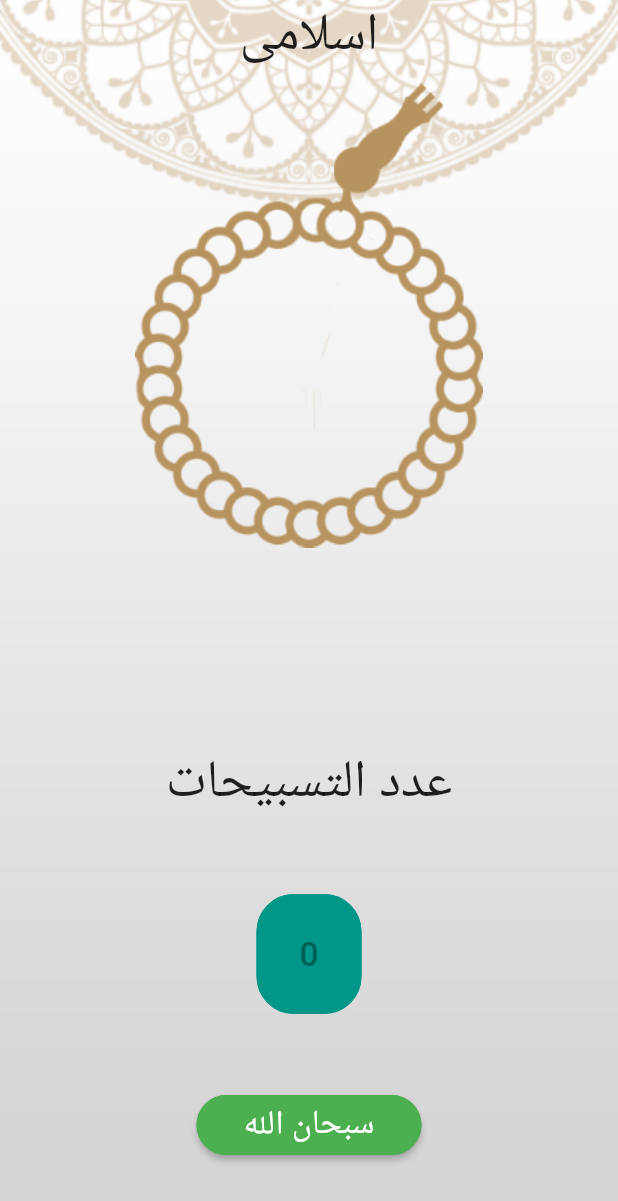
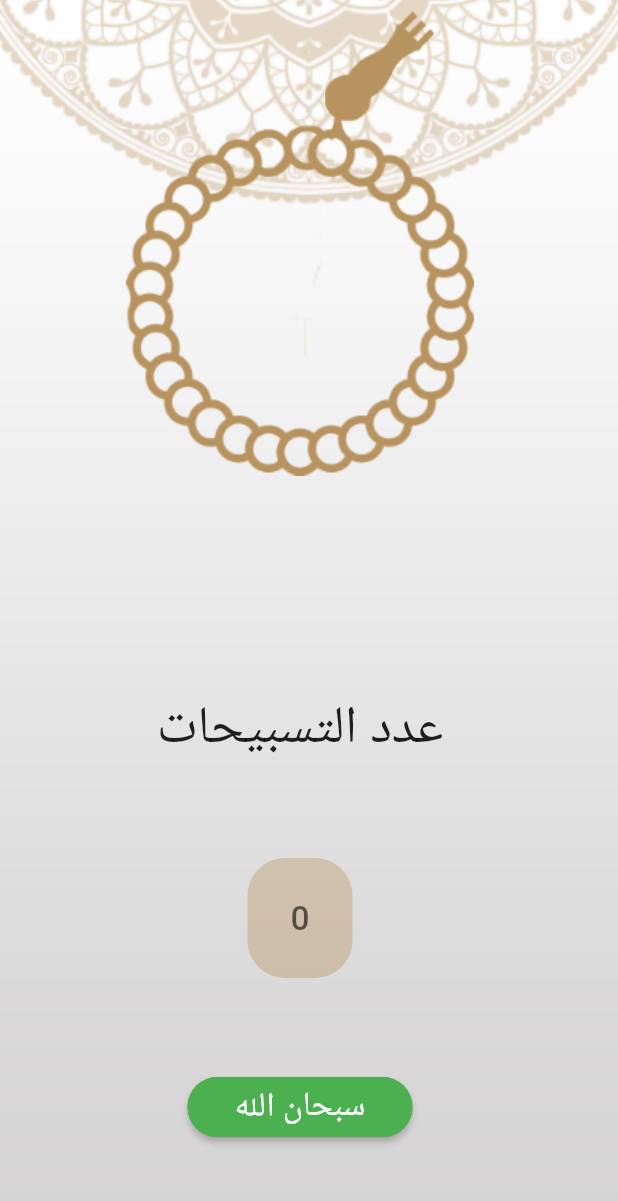
Before and after one commit to Eyadzz/Quran_Application, a Flutter app: the screen it shows after launch, on a phone screen of 412 x 824 dp. Shown: the top 1201 px of the screen. Run offline on Flutter 3.47's test engine with Material 2 defaults, Android fonts, the light colour scheme and no system bars.

Commit message:
changed counter Button color removed اسلامى

```diff
--- a/lib/TasbeehCounterDisplay.dart
+++ b/lib/TasbeehCounterDisplay.dart
@@ -40,14 +40,14 @@ class _TasbeehCounterDisplayState extends State<TasbeehCounterDisplay> {
 
         ElevatedButton(
             onPressed: null,
-            child: Text('$_tasbeehCounter',textScaleFactor: 1.6),
+            child: Text('$_tasbeehCounter',textScaleFactor: 1.6,style: TextStyle(color: Colors.black.withOpacity(0.6)),),
             style: ButtonStyle(
-                backgroundColor: MaterialStateProperty.all(Colors.teal),
+                backgroundColor: MaterialStateProperty.all(Color.fromRGBO(183, 147, 95,1).withAlpha(100)),
                 fixedSize: MaterialStateProperty.all(Size(70, 80)),
                 shape: MaterialStateProperty.all<RoundedRectangleBorder>(
                     RoundedRectangleBorder(
                         borderRadius: BorderRadius.circular(25.0),
-                        side: BorderSide(color: Colors.teal))))
+                        )))
         ),
         ElevatedButton(
             onPressed: _incrementTasbeehCounter,
--- a/lib/TasbeehScreen.dart
+++ b/lib/TasbeehScreen.dart
@@ -22,10 +22,7 @@ class TasbeehScreen extends StatelessWidget {
                 crossAxisAlignment: CrossAxisAlignment.center,
                 mainAxisAlignment: MainAxisAlignment.start,
                 children: <Widget>[
-                  Align(
-                    alignment: Alignment.topCenter,
-                    child: Text('اسلامى', textScaleFactor: 2.5),
-                  ),
+
                   Stack(
                     children: [
 
```
